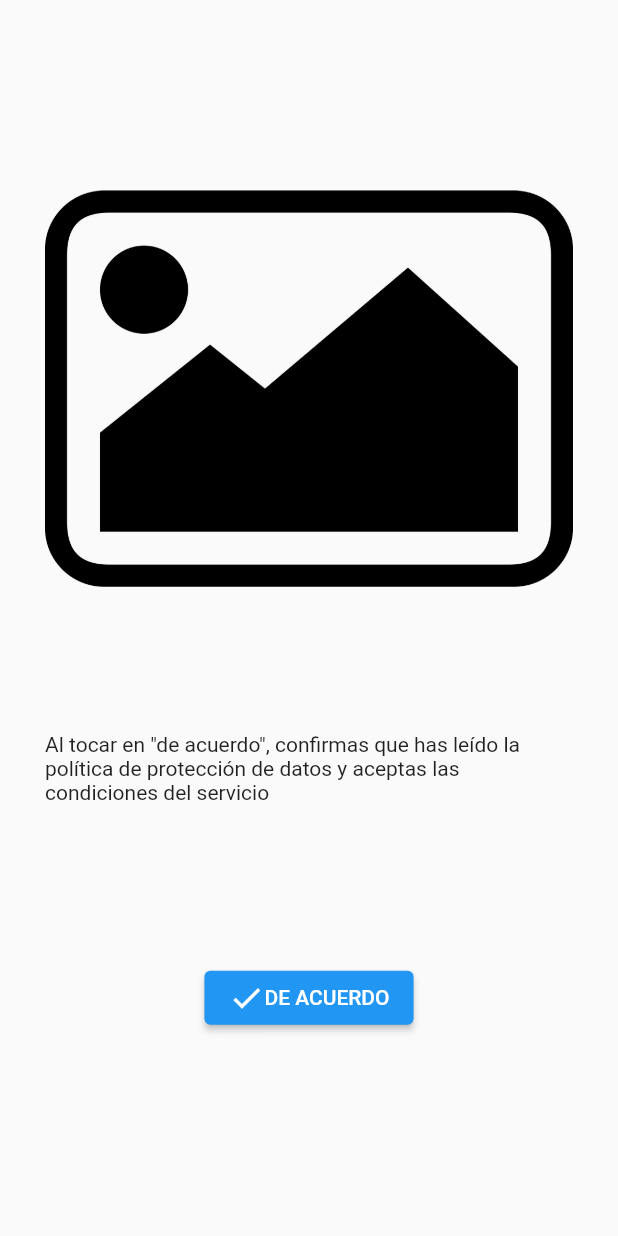
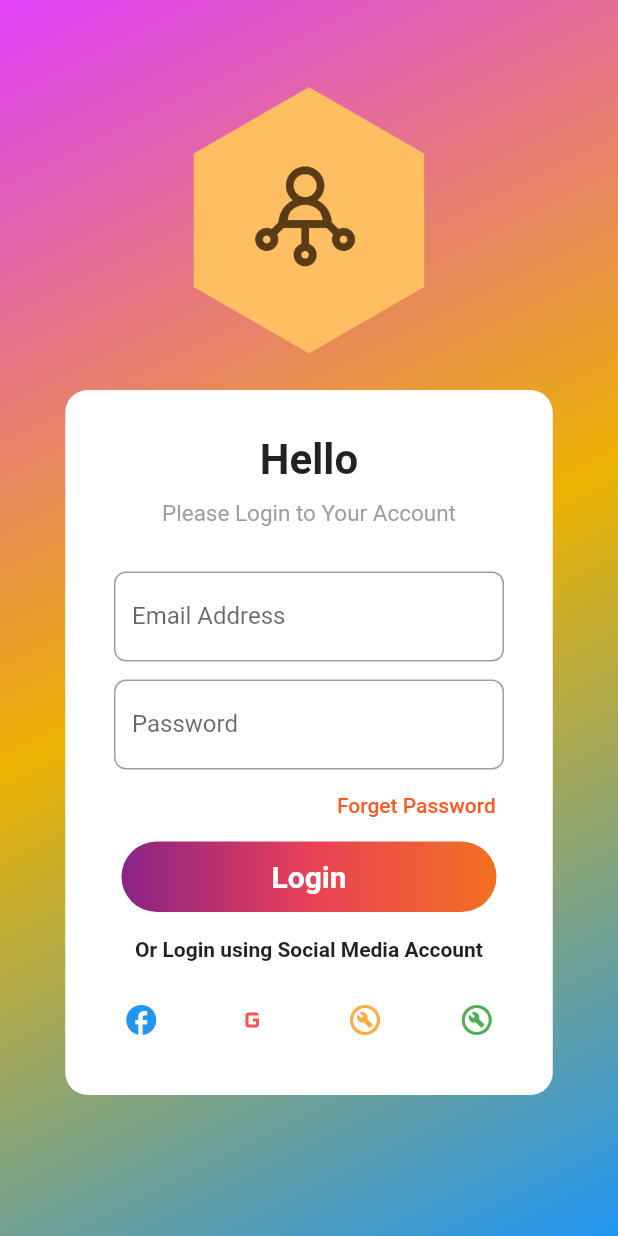
Before and after one commit to elMerra/eventually, a Flutter app: the screen it shows after launch, on a phone screen of 412 x 824 dp. Run offline on Flutter 3.47's test engine with Material 2 defaults, Android fonts, the phone set to English and light mode, and no system bars; missing offline and left inert: animated_radial_menu, hidable.

Commit message:
LoginScreen & SplashScreen

```diff
--- /dev/null
+++ b/lib/FetchingData.dart
@@ -0,0 +1,100 @@
+import 'dart:async';
+import 'dart:convert';
+
+import 'package:flutter/material.dart';
+import 'package:http/http.dart' as http;
+
+Future<Album> fetchAlbum() async {
+  final response = await http
+      .get(Uri.parse('https://jsonplaceholder.typicode.com/albums/1'));
+
+  if (response.statusCode == 200) {
+    // If the server did return a 200 OK response,
+    // then parse the JSON.
+    return Album.fromJson(jsonDecode(response.body));
+  } else {
+    // If the server did not return a 200 OK response,
+    // then throw an exception.
+    throw Exception('Failed to load album');
+  }
+}
+
+class Album {
+  final int userId;
+  final int id;
+  final String title;
+
+  const Album({
+    required this.userId,
+    required this.id,
+    required this.title,
+  });
+
+  factory Album.fromJson(Map<String, dynamic> json) {
+    return Album(
+      userId: json['userId'],
+      id: json['id'],
+      title: json['title'],
+    );
+  }
+}
+
+class FetchingData extends StatefulWidget {
+  const FetchingData({super.key});
+
+  @override
+  State<FetchingData> createState() => _FetchingDataState();
+}
+
+class _FetchingDataState extends State<FetchingData> {
+  late Future<Album> futureAlbum;
+
+  @override
+  void initState() {
+    super.initState();
+    futureAlbum = fetchAlbum();
+  }
+
+  @override
+  Widget build(BuildContext context) {
+    return MaterialApp(
+      title: 'Fetch Data Example',
+      theme: ThemeData(
+        primarySwatch: Colors.blue,
+      ),
+      home: Scaffold(
+        appBar: AppBar(
+          title: const Text('Fetch Data Example'),
+        ),
+        body: Center(
+          child: FutureBuilder<Album>(
+            future: futureAlbum,
+            builder: (context, snapshot) {
+              if (snapshot.hasData) {
+                return ListView(
+                  children: [
+                    Text(snapshot.data!.title),
+                    Text(snapshot.data!.id.toString()),
+                    Text(snapshot.data!.userId.toString()),
+                  ],
+                );
+                /*Column(
+                  children: [
+                    Text(snapshot.data!.title),
+                    Text(snapshot.data!.id.toString()),
+                    Text(snapshot.data!.userId.toString())
+                  ],
+                );*/
+              } else if (snapshot.hasError) {
+                return Text('${snapshot.error}');
+              }
+
+              // By default, show a loading spinner.
+              return const CircularProgressIndicator();
+            },
+          ),
+        ),
+      ),
+    );
+  }
+}
--- a/lib/main.dart
+++ b/lib/main.dart
@@ -1,6 +1,7 @@
 import 'package:flutter/material.dart';
 import 'package:flutter/services.dart';
 import './screens/testScreen.dart';
+import './screens/splash.dart';
 
 void main() {
   runApp(const MyApp());
@@ -19,7 +20,7 @@ class MyApp extends StatelessWidget {
     );
     return const MaterialApp(
       debugShowCheckedModeBanner: false,
-      home: TestScreen(),
+      home: Splash(),
     );
   }
 }
--- /dev/null
+++ b/lib/screens/login_screen.dart
@@ -0,0 +1,190 @@
+import 'package:flutter/cupertino.dart';
+import 'package:flutter/material.dart';
+
+class LoginApp extends StatelessWidget {
+  void click() {}
+  @override
+  Widget build(BuildContext context) {
+    return Scaffold(
+      body: SingleChildScrollView(
+        child: Container(
+          height: MediaQuery.of(context).size.height,
+          width: MediaQuery.of(context).size.width,
+          decoration: const BoxDecoration(
+              gradient: LinearGradient(
+                  begin: Alignment.topLeft,
+                  end: Alignment.bottomRight,
+                  colors: [
+                Colors.purpleAccent,
+                Color.fromARGB(255, 236, 178, 2),
+                Colors.blue,
+              ])),
+          child: Column(
+            crossAxisAlignment: CrossAxisAlignment.center,
+            children: <Widget>[
+              const SizedBox(
+                height: 50,
+              ),
+              SizedBox(
+                height: 200,
+                width: 300,
+                child: Image.asset("assets/images/icon.png"),
+              ),
+              const SizedBox(
+                height: 10,
+              ),
+              Container(
+                width: 325,
+                height: 470,
+                decoration: const BoxDecoration(
+                  color: Colors.white,
+                  borderRadius: BorderRadius.all(Radius.circular(15)),
+                ),
+                child: Column(
+                  crossAxisAlignment: CrossAxisAlignment.center,
+                  children: [
+                    const SizedBox(
+                      height: 30,
+                    ),
+                    const Text(
+                      "Hello",
+                      style:
+                          TextStyle(fontSize: 28, fontWeight: FontWeight.bold),
+                    ),
+                    const SizedBox(
+                      height: 10,
+                    ),
+                    const Text(
+                      "Please Login to Your Account",
+                      style: TextStyle(
+                        color: Colors.grey,
+                        fontSize: 15,
+                      ),
+                    ),
+                    const SizedBox(
+                      height: 30,
+                    ),
+                    Container(
+                      width: 260,
+                      height: 60,
+                      child: const TextField(
+                        decoration: InputDecoration(
+                            suffix: Icon(
+                              CupertinoIcons.envelope,
+                              color: Colors.red,
+                            ),
+                            labelText: "Email Address",
+                            border: OutlineInputBorder(
+                              borderRadius:
+                                  BorderRadius.all(Radius.circular(8)),
+                            )),
+                      ),
+                    ),
+                    const SizedBox(
+                      height: 12,
+                    ),
+                    Container(
+                      width: 260,
+                      height: 60,
+                      child: const TextField(
+                        obscureText: true,
+                        decoration: InputDecoration(
+                            suffix: Icon(
+                              CupertinoIcons.eye_slash,
+                              color: Colors.red,
+                            ),
+                            labelText: "Password",
+                            border: OutlineInputBorder(
+                              borderRadius:
+                                  BorderRadius.all(Radius.circular(8)),
+                            )),
+                      ),
+                    ),
+                    Padding(
+                      padding: const EdgeInsets.fromLTRB(20, 0, 30, 0),
+                      child: Row(
+                        mainAxisAlignment: MainAxisAlignment.end,
+                        children: [
+                          TextButton(
+                            onPressed: click,
+                            child: const Text(
+                              "Forget Password",
+                              style: TextStyle(color: Colors.deepOrange),
+                            ),
+                          )
+                        ],
+                      ),
+                    ),
+                    GestureDetector(
+                      child: Container(
+                        alignment: Alignment.center,
+                        width: 250,
+                        decoration: const BoxDecoration(
+                            borderRadius: BorderRadius.all(Radius.circular(50)),
+                            gradient: LinearGradient(
+                                begin: Alignment.centerLeft,
+                                end: Alignment.centerRight,
+                                colors: [
+                                  Color(0xFF8A2387),
+                                  Color(0xFFE94057),
+                                  Color(0xFFF27121),
+                                ])),
+                        child: const Padding(
+                          padding: EdgeInsets.all(12.0),
+                          child: Text(
+                            'Login',
+                            style: TextStyle(
+                                color: Colors.white,
+                                fontSize: 20,
+                                fontWeight: FontWeight.bold),
+                          ),
+                        ),
+                      ),
+                    ),
+                    const SizedBox(
+                      height: 17,
+                    ),
+                    const Text(
+                      "Or Login using Social Media Account",
+                      style: TextStyle(fontWeight: FontWeight.bold),
+                    ),
+                    const SizedBox(
+                      height: 15,
+                    ),
+                    Row(
+                      mainAxisAlignment: MainAxisAlignment.spaceEvenly,
+                      children: [
+                        IconButton(
+                            onPressed: click,
+                            icon:
+                                const Icon(Icons.facebook, color: Colors.blue)),
+                        IconButton(
+                            onPressed: click,
+                            icon: const Icon(
+                              Icons.g_mobiledata,
+                              color: Colors.redAccent,
+                            )),
+                        IconButton(
+                            onPressed: click,
+                            icon: const Icon(
+                              Icons.build_circle_outlined,
+                              color: Colors.orangeAccent,
+                            )),
+                        IconButton(
+                            onPressed: click,
+                            icon: const Icon(
+                              Icons.build_circle_outlined,
+                              color: Colors.green,
+                            ))
+                      ],
+                    )
+                  ],
+                ),
+              )
+            ],
+          ),
+        ),
+      ),
+    );
+  }
+}
--- a/lib/screens/testScreen.dart
+++ b/lib/screens/testScreen.dart
@@ -1,13 +1,13 @@
 import 'package:flutter/material.dart';
-import 'package:pandiller_alpha/screens/IntroScreens/introScreen.dart';
+import 'package:pandiller_alpha/screens/login_screen.dart';
 
 class TestScreen extends StatelessWidget {
   const TestScreen({Key? key}) : super(key: key);
 
   @override
   Widget build(BuildContext context) {
-    return const SafeArea(
-      child: IntroScreen(),
+    return SafeArea(
+      child: LoginApp(),
     );
   }
 }
```
Also changed, not shown: lib/screens/IntroScreens/nameScreen.dart (+12 -0 lines), lib/screens/splash.dart (added, +46 -0 lines), pubspec.yaml (+6 -2 lines), assets/images/icon.png (added), assets/images/logo.png (added), assets/images/name.png (added), pubspec.lock.
